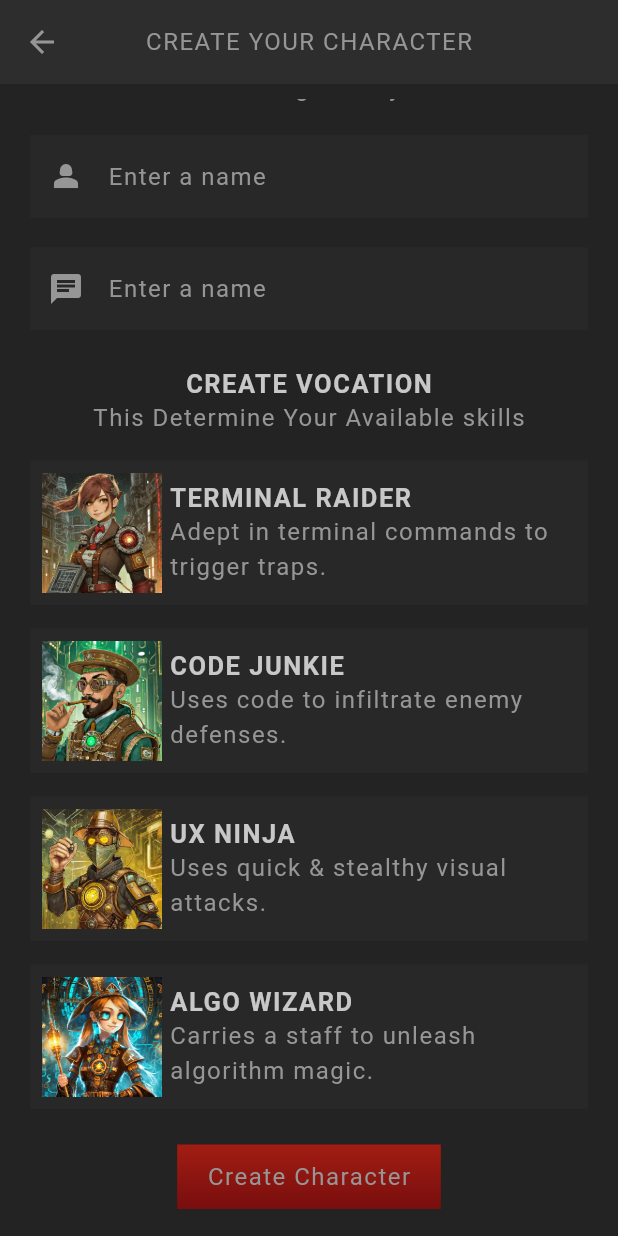
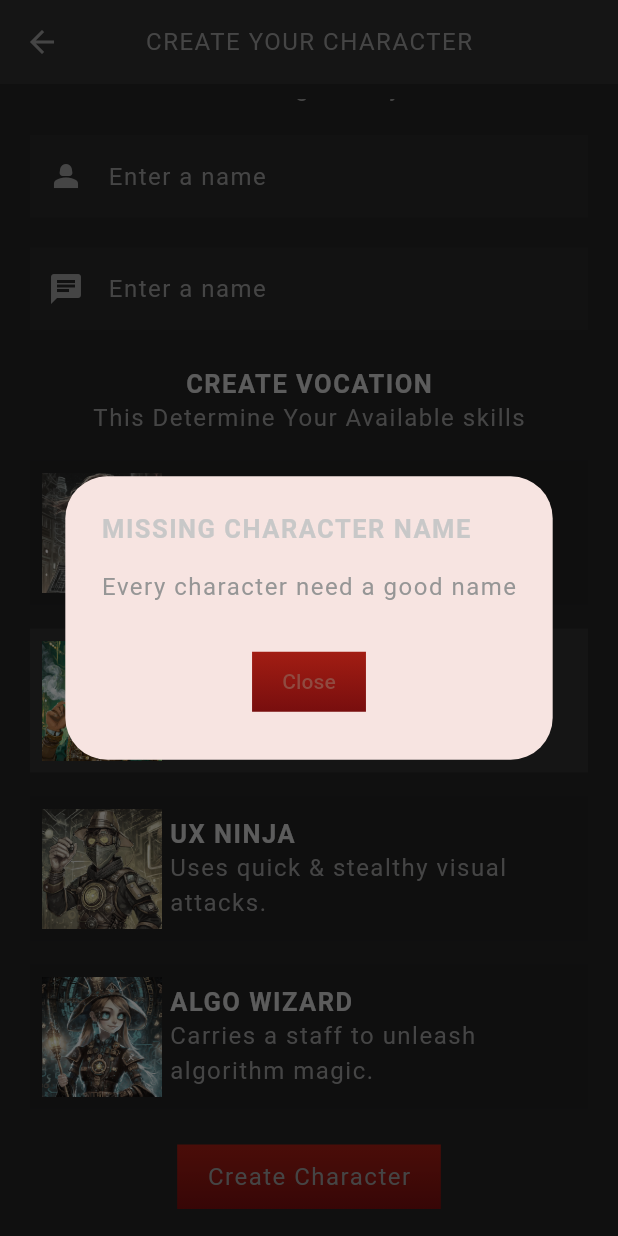
Before and after one commit to Edetmanchi/Role_playing_game-App, a Flutter app: the CreateCharacter screen opened directly, scrolled down 65 dp, after a tap on "Create Character", on a phone screen of 412 x 824 dp. Run offline on Flutter 3.47's test engine with Material 3 defaults, Android fonts, the light colour scheme and no system bars; our stand-ins replace google_fonts; Roboto replaces fonts that are missing (Kanit).

Commit message:
form control added for charater creation

```diff
--- a/rpg_characters/lib/main.dart
+++ b/rpg_characters/lib/main.dart
@@ -6,7 +6,7 @@ import 'package:rpg_characters/theme/theme.dart';
 void main(){
   runApp(MaterialApp(
     theme: primaryTheme,
-    // home:const Home(),
-    home:const CreateCharacter(),
+    home:const Home(),
+    // home:const CreateCharacter(),
   ));
 }
--- a/rpg_characters/lib/screens/create/create_character.dart
+++ b/rpg_characters/lib/screens/create/create_character.dart
@@ -1,12 +1,18 @@
 import 'package:flutter/material.dart';
 import 'package:flutter/services.dart';
 import 'package:rpg_characters/models/vocation.dart';
+import 'package:rpg_characters/models/character.dart';
 import 'package:rpg_characters/screens/create/vocation_card.dart';
+import 'package:rpg_characters/screens/home/home.dart';
 import 'package:rpg_characters/shared/styled_buttons.dart';
 import 'package:rpg_characters/shared/styled_text.dart';
 import 'package:google_fonts/google_fonts.dart';
 import 'package:rpg_characters/theme/theme.dart';
+import 'package:uuid/Uuid.dart';
 
+
+
+var uuid = const Uuid();
 
 class CreateCharacter extends StatefulWidget {
   const CreateCharacter({super.key});
@@ -18,6 +24,7 @@ class CreateCharacter extends StatefulWidget {
 class _CreateCharacterState extends State<CreateCharacter> {
   final _textControllers = TextEditingController();
   final _sloganControllers = TextEditingController();
+
   // dispose function helps to overide the controllers and remove them from the build tree in compile time to save memory.
     @override
     void dispose() {
@@ -28,21 +35,64 @@ class _CreateCharacterState extends State<CreateCharacter> {
 
 
 
+
     handleFormSubmit(){
       if(_textControllers.text.trim().isEmpty){
-        print('Error, Please enter name');
+        // alert dislog for form control
+        showDialog(context: context, builder: (ctx) {
+          return AlertDialog(
+            title: const StyledHeading('Missing character Name'),
+            content:const  StyledText('Every character need a good name'),
+            actions: [
+              StyledButton(
+                onPressed: (){
+                  Navigator.pop(ctx);
+
+                },
+                child: const Text('Close'))
+            ],
+            actionsAlignment: MainAxisAlignment.center,
+          );
+        });
         return;
 
       }
       if(_sloganControllers.text.trim().isEmpty){
-        print('Eror, please enter slogan');
+        // alert dislog for form control
+        showDialog(context: context, builder: (ctx) {
+          return AlertDialog(
+            title: const StyledHeading('Missing character Slogan'),
+            content:const  StyledText('Every character need a good slogan'),
+            actions: [
+              StyledButton(
+                onPressed: (){
+                  Navigator.pop(ctx);
+
+                },
+                child: const Text('Close'))
+            ],
+            actionsAlignment: MainAxisAlignment.center,
+          );
+        });
         return;
       }
-      return;
+
+
+      // function to create new character when form is submitted using uuid
+      characters.add(Character(
+        name: _textControllers.text.trim(),
+        slogan: _sloganControllers.text.trim(),
+        vocation: selectedVocation,
+        id: uuid.v4()
+      ));
+
+      Navigator.push(context, MaterialPageRoute(
+        builder: (ctx) => const Home())) ;
     }
 
+
      // ontap function that triggers when the vocation card is fired
-      Vocation selectedVocation = Vocation.junkie;
+    Vocation selectedVocation = Vocation.junkie;
     void updateVocation (Vocation vocation){
       setState(() {
         selectedVocation = vocation;
@@ -107,18 +157,22 @@ class _CreateCharacterState extends State<CreateCharacter> {
 
                     // calling the each charater with thier vocations fron the vocation card
                     VocationCard(
+                      selected: selectedVocation == Vocation.raider,
                       onTap: updateVocation,
                       vocation: Vocation.raider,
                     ),
                     VocationCard(
+                      selected: selectedVocation == Vocation.junkie,
                       onTap: updateVocation,
                       vocation: Vocation.junkie,
                     ),
                     VocationCard(
+                      selected: selectedVocation == Vocation.ninja,
                       onTap: updateVocation,
                       vocation: Vocation.ninja,
                     ),
                     VocationCard(
+                      selected: selectedVocation == Vocation.wizard,
                       onTap: updateVocation,
                       vocation: Vocation.wizard,
                     ),
--- a/rpg_characters/lib/screens/create/vocation_card.dart
+++ b/rpg_characters/lib/screens/create/vocation_card.dart
@@ -1,16 +1,19 @@
 import 'package:flutter/material.dart';
 import 'package:rpg_characters/models/vocation.dart';
 import 'package:rpg_characters/shared/styled_text.dart';
+import 'package:rpg_characters/theme/theme.dart';
 
 class VocationCard extends StatelessWidget {
   const VocationCard({
     super.key,
     required this.vocation,
     required this.onTap,
+    required this.selected,
     });
 
     final Vocation vocation;
     final void Function(Vocation) onTap;
+    final bool selected;
 
 
   @override
@@ -21,12 +24,15 @@ class VocationCard extends StatelessWidget {
         print('character has been clicked ${vocation.title}');
       },
       child: Card(
+        color: selected ? AppColors.secondaryColor : AppColors.secondaryColor2,
         child: Padding(
             padding:const EdgeInsets.all(8),
             child: Row(
               children: [
                 Image.asset('assets/img/vocations/${vocation.image}',
                 width: 80,
+                // color: !selected ? Colors.black.withOpacity(0.7) : Colors.transparent,
+                color: selected ? Colors.transparent : Colors.black.withOpacity(0.7),
                 colorBlendMode: BlendMode.color,
                 ),
 
--- a/rpg_characters/lib/screens/home/home.dart
+++ b/rpg_characters/lib/screens/home/home.dart
@@ -1,4 +1,5 @@
 import 'package:flutter/material.dart';
+import 'package:rpg_characters/screens/create/create_character.dart';
 import 'package:rpg_characters/screens/home/character_card.dart';
 import 'package:rpg_characters/shared/styled_appbar.dart';
 import 'package:rpg_characters/shared/styled_buttons.dart';
@@ -37,7 +38,10 @@ class _HomeState extends State<Home> {
 
 
             StyledButton(
-              onPressed:(){},
+              onPressed:(){
+                Navigator.push(context, MaterialPageRoute(
+                  builder: (ctx) => const CreateCharacter()));
+              },
               child:const StyledHeading('Add character'))
           ],
         )
--- a/rpg_characters/lib/theme/theme.dart
+++ b/rpg_characters/lib/theme/theme.dart
@@ -4,6 +4,7 @@ class AppColors {
   static Color primaryColor = const Color.fromRGBO(162, 29, 19, 1);
   static Color primaryAccent = const Color.fromRGBO(120, 14, 14, 1);
   static Color secondaryColor = const Color.fromRGBO(45, 45, 45, 1);
+  static Color secondaryColor2 = const Color.fromARGB(255, 32, 32, 33);
   static Color secondaryAccent = const Color.fromRGBO(35, 35, 35, 1);
   static Color titleColor = const Color.fromRGBO(200, 200, 200, 1);
   static Color textColor = const Color.fromRGBO(150, 150, 150, 1);
--- a/rpg_characters/pubspec.yaml
+++ b/rpg_characters/pubspec.yaml
@@ -36,6 +36,7 @@ dependencies:
   # Use with the CupertinoIcons class for iOS style icons.
   cupertino_icons: ^1.0.8
   google_fonts: ^6.2.1
+  uuid: ^4.5.1
 
 dev_dependencies:
   flutter_test:
```
Also changed, not shown: rpg_characters/pubspec.lock.
